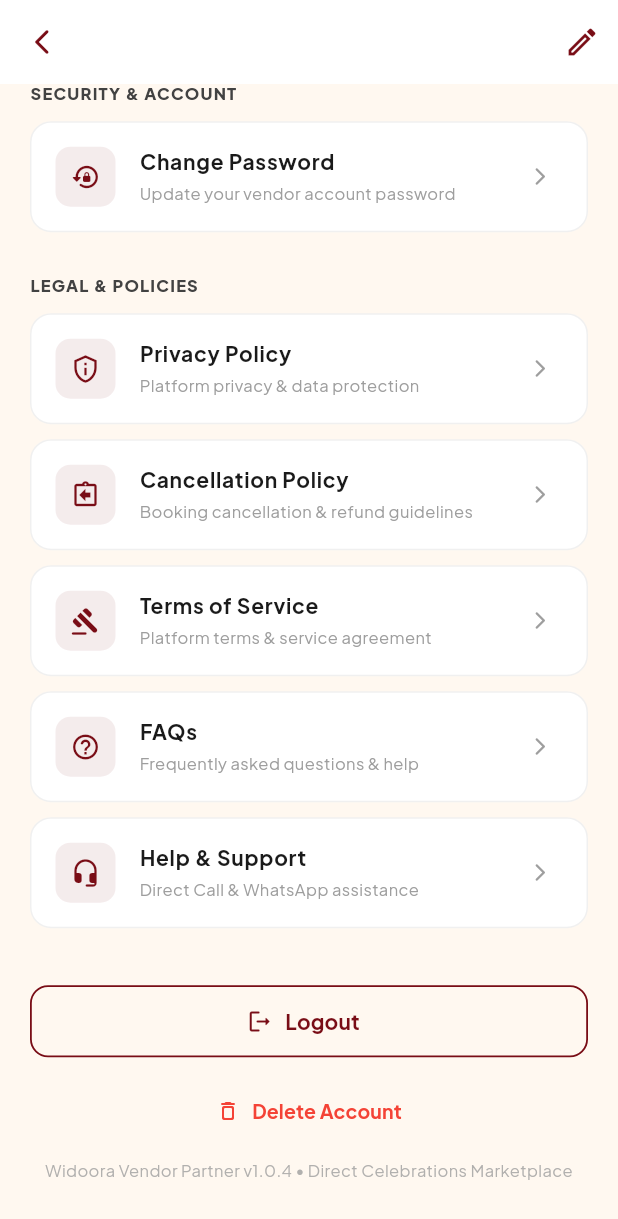
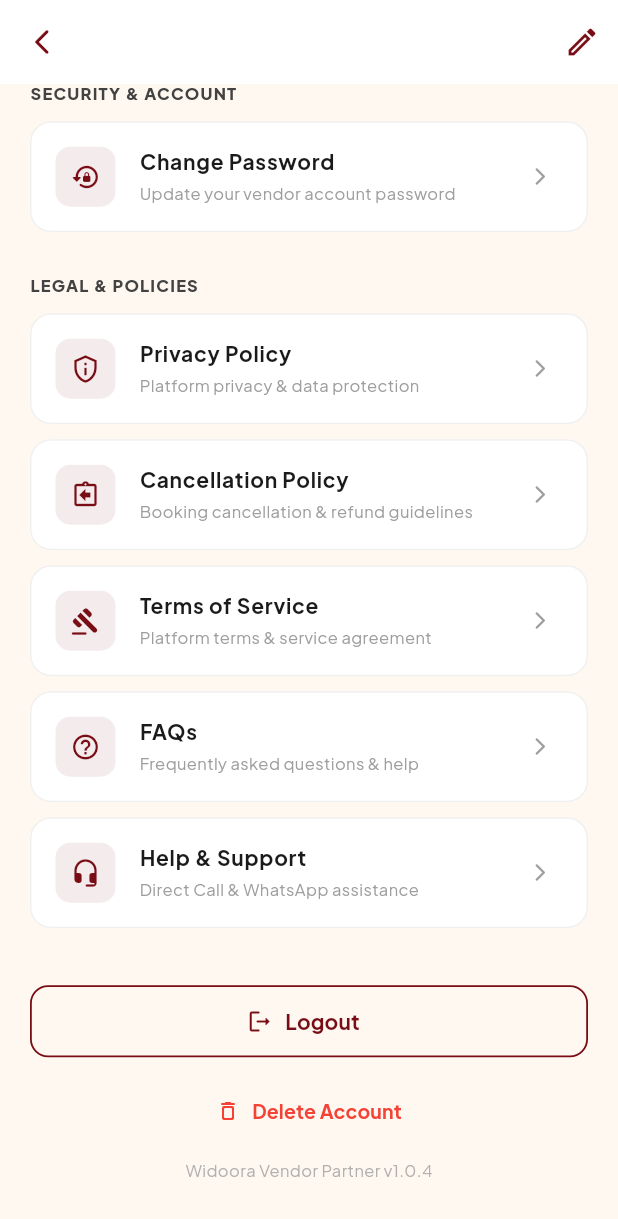
Before and after one commit to rajputjeet/riwaaz, a Flutter app: the VendorProfileScreen screen opened directly, scrolled down 639 dp, on a phone screen of 412 x 824 dp. Shown: the top 1219 px of the screen. Run offline on Flutter 3.47's test engine with Material 3 defaults, Android fonts, the light colour scheme and no system bars; our stand-ins replace cached_network_image, chewie, dio, flutter_widget_from_html_core, get, google_fonts and 3 more; missing offline and left inert: razorpay_flutter; accounts and stored records are empty; network calls fail.

```diff
--- a/lib/features/shell/main_shell.dart
+++ b/lib/features/shell/main_shell.dart
@@ -2980,7 +2980,7 @@
               const SizedBox(height: 8),
               Center(
                 child: Text(
-                  'Widoora v1.0.4 • Direct Celebrations Marketplace',
+                  'Widoora v1.0.4',
                   style: TextStyle(
                     fontSize: 11,
                     color: AppColors.grey.withValues(alpha: 0.8),
--- a/lib/features/vendor_panel/vendor_profile_screen.dart
+++ b/lib/features/vendor_panel/vendor_profile_screen.dart
@@ -780,7 +780,7 @@
                             const SizedBox(height: 8),
                             Center(
                               child: Text(
-                                'Widoora Vendor Partner v1.0.4 • Direct Celebrations Marketplace',
+                                'Widoora Vendor Partner v1.0.4',
                                 style: TextStyle(
                                   fontSize: 11,
                                   color: AppColors.grey.withValues(alpha: 0.8),
```
